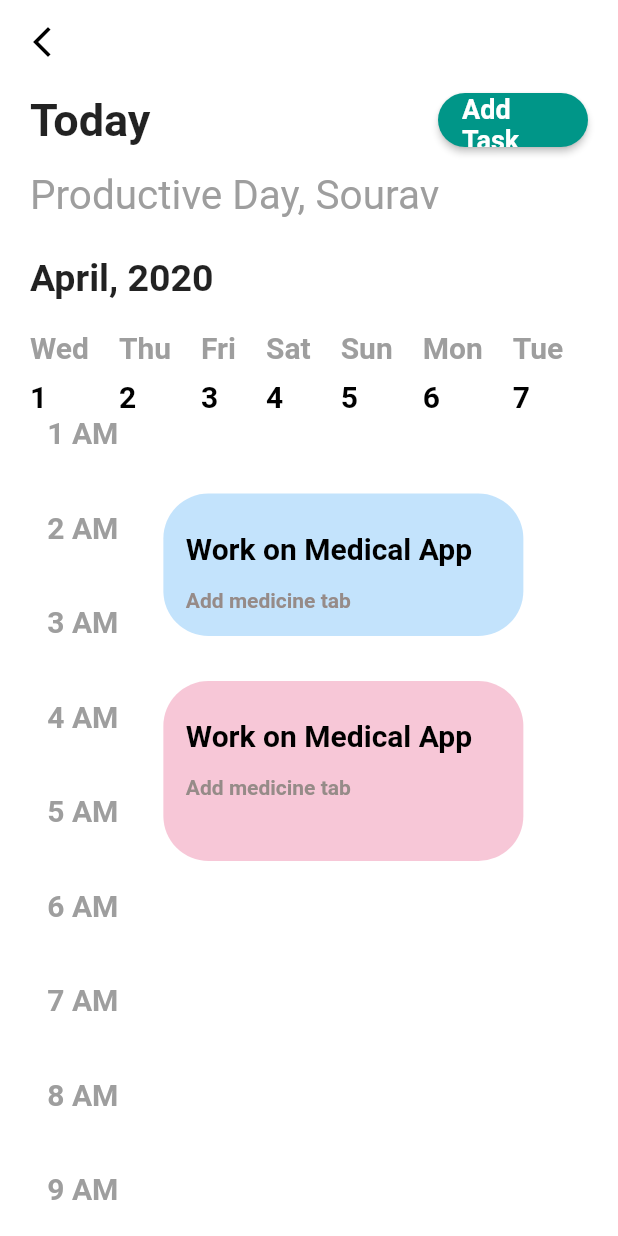
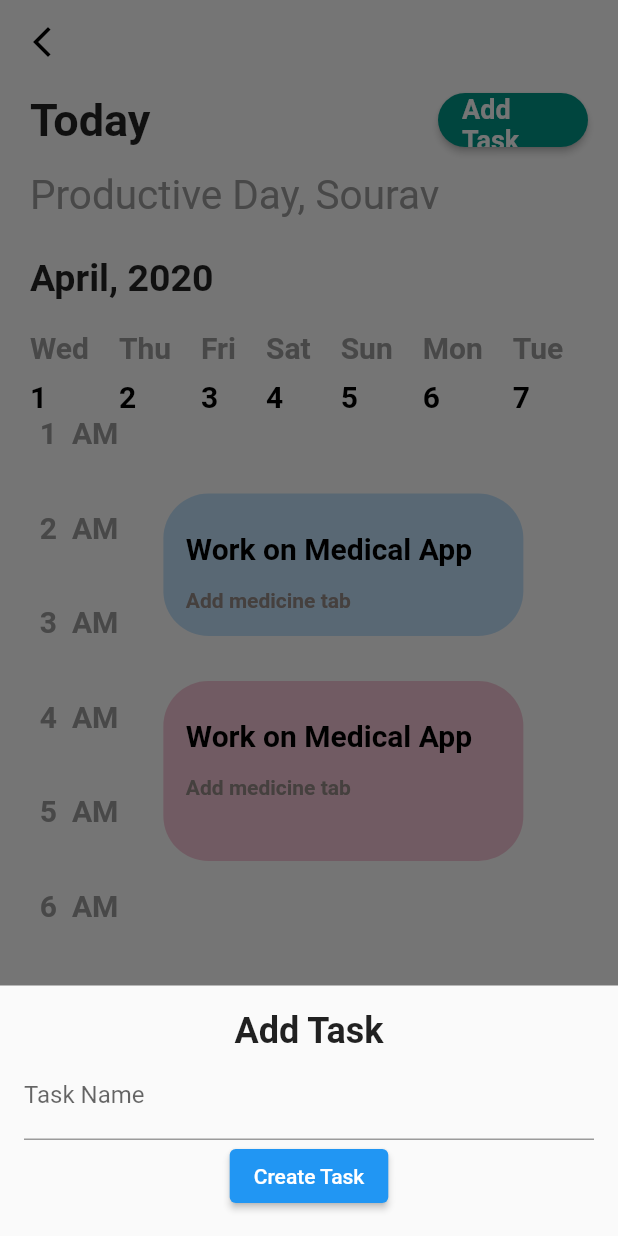
Before and after one commit to babadotin/calenderUI, a Flutter app: the screen it shows after launch, scrolled down 291 dp, after a tap on "Add Task", on a phone screen of 412 x 824 dp. Run offline on Flutter 3.47's test engine with Material 2 defaults, Android fonts, the phone set to English and light mode, and no system bars.

Commit message:
Add Task Bottom Sheet

```diff
--- a/lib/main.dart
+++ b/lib/main.dart
@@ -68,7 +68,9 @@ class MonthTaskState extends State<MonthTask> {
                   right: 20,
                 ),
                 child: ElevatedButton(
-                  onPressed: () {},
+                  onPressed: () {
+                    _showAddTaskBottomSheet(context);
+                  },
                   style: ElevatedButton.styleFrom(
                     backgroundColor: Colors.teal,
                     fixedSize: const Size(
@@ -141,19 +143,19 @@ class MonthTaskState extends State<MonthTask> {
 
   Widget buildTimeRow() {
     List<String> times = [
-      '9 PM',
+      '9  PM',
       '10 PM',
       '11 PM',
       '12 AM',
-      '1 AM',
-      '2 AM',
-      '3 AM',
-      '4 AM',
-      '5 AM',
-      '6 AM',
-      '7 AM',
-      '8 AM',
-      '9 AM'
+      '1  AM',
+      '2  AM',
+      '3  AM',
+      '4  AM',
+      '5  AM',
+      '6  AM',
+      '7  AM',
+      '8  AM',
+      '9  AM'
     ];
 
     return SingleChildScrollView(
@@ -430,4 +432,44 @@ class MonthTaskState extends State<MonthTask> {
         return '';
     }
   }
+
+  void _showAddTaskBottomSheet(BuildContext context) {
+    showModalBottomSheet(
+      context: context,
+      isScrollControlled: true,
+      builder: (BuildContext context) {
+        return SingleChildScrollView(
+          child: Padding(
+            padding: EdgeInsets.only(
+                bottom: MediaQuery.of(context).viewInsets.bottom),
+            child: Container(
+              padding: const EdgeInsets.all(16),
+              child: Column(
+                mainAxisSize: MainAxisSize.min,
+                children: [
+                  const Text(
+                    'Add Task',
+                    style: TextStyle(
+                      fontSize: 24,
+                      fontWeight: FontWeight.bold,
+                    ),
+                  ),
+                  const TextField(
+                    decoration: InputDecoration(labelText: 'Task Name'),
+                  ),
+                  ElevatedButton(
+                    onPressed: () {
+                      // Add logic to handle task creation
+                      Navigator.pop(context); // Close the bottom sheet
+                    },
+                    child: const Text('Create Task'),
+                  ),
+                ],
+              ),
+            ),
+          ),
+        );
+      },
+    );
+  }
 }
```
